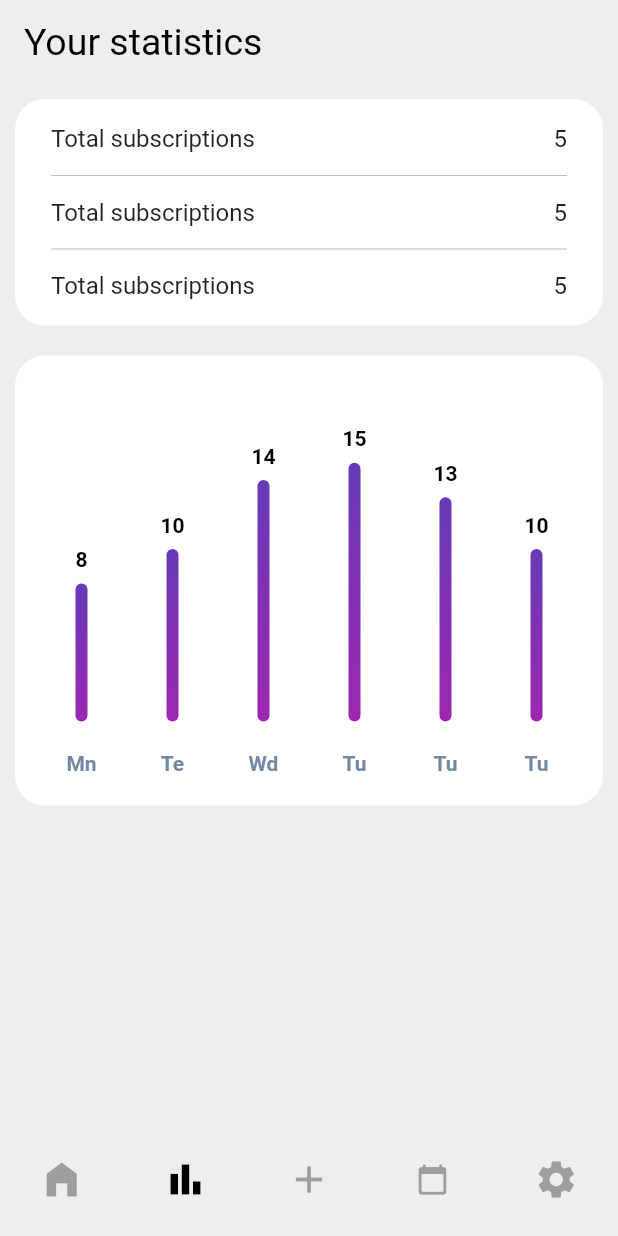
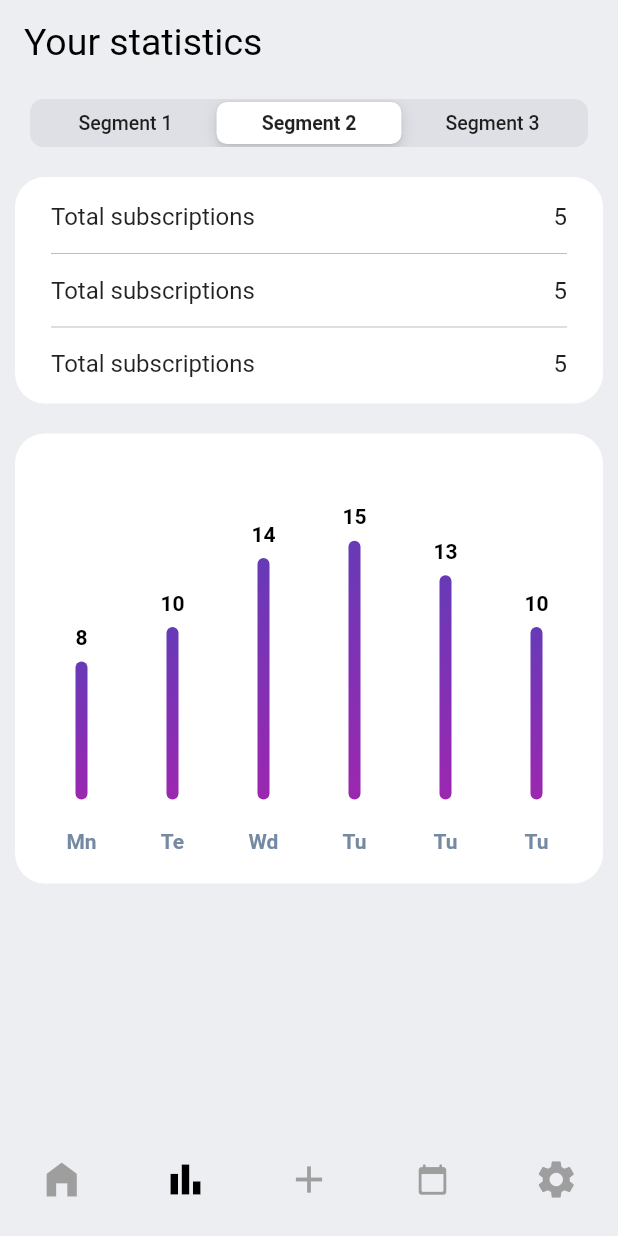
Before and after one commit to KislyakovS/subscription-tracker-flutter, a Flutter app: the screen it shows after launch, item 2 of the bottom bar chosen, on a phone screen of 412 x 824 dp. Run offline on Flutter 3.47's test engine with Material 2 defaults, Android fonts, the phone set to English and light mode, and no system bars; drawn by our look-alikes of fl_chart; our stand-ins replace table_calendar; network calls fail.

Commit message:
Added sliding segmented component

```diff
--- a/lib/screens/statistics_screen.dart
+++ b/lib/screens/statistics_screen.dart
@@ -1,3 +1,4 @@
+import 'package:flutter/cupertino.dart';
 import 'package:flutter/material.dart';
 import 'package:subscription_tracker/widgets/widgets.dart';
 
@@ -17,14 +18,21 @@ class StatisticsScreen extends StatelessWidget {
         slivers: [
           SliverToBoxAdapter(
             child: Container(
-              // height: 300,
-              // padding: const EdgeInsets.all(10),
-              // margin: const EdgeInsets.all(10),
-              // decoration: BoxDecoration(
-              //   color: Colors.white,
-              //   borderRadius: BorderRadius.circular(20),
-              // ),
-              // child: Chart(),
+              margin: const EdgeInsets.all(10),
+              padding: const EdgeInsets.symmetric(horizontal: 10),
+              child: CupertinoSlidingSegmentedControl(
+                children: {
+                  0: Text('Segment 1'),
+                  1: Text('Segment 2'),
+                  2: Text('Segment 3'),
+                },
+                groupValue: 1,
+                onValueChanged: (index) {},
+              ),
+            ),
+          ),
+          SliverToBoxAdapter(
+            child: Container(
               padding: const EdgeInsets.symmetric(vertical: 10, horizontal: 24),
               margin: const EdgeInsets.all(10),
               decoration: BoxDecoration(
```
